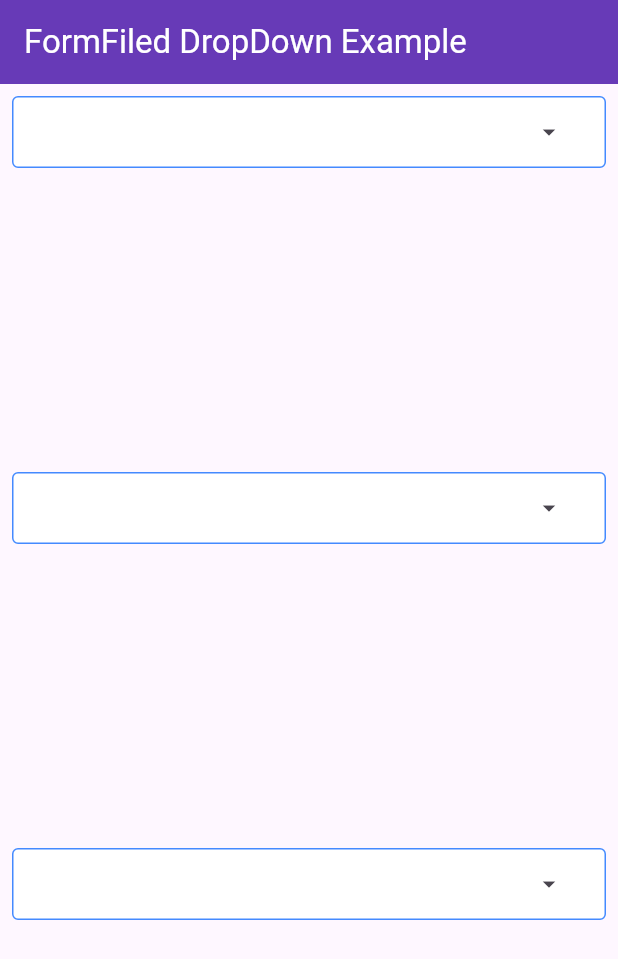
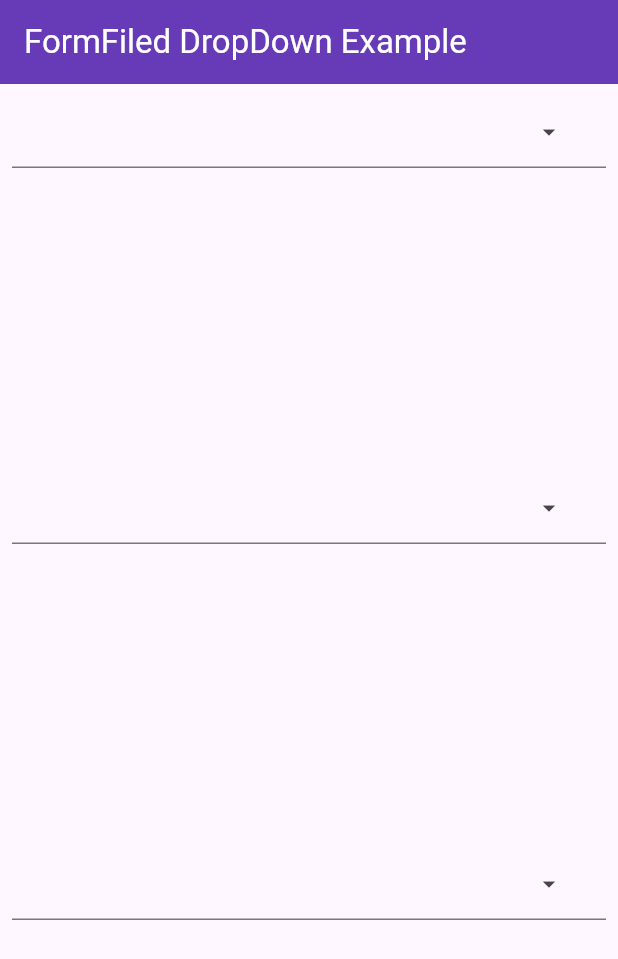
Before and after one commit to sumit-home2904/form_filed_drop_down_plugin, a Flutter app: the screen it shows after launch, on a phone screen of 412 x 824 dp. Shown: the top 959 px of the screen. Run offline on Flutter 3.47's test engine with Material 3 defaults, Android fonts, the phone set to English and light mode, and no system bars.

```diff
--- a/example/lib/main.dart
+++ b/example/lib/main.dart
@@ -190,35 +190,7 @@ class _DropDownClassState extends State<DropDownClass> {
                             ],
                           ),
                         ),
-                        contentPadding: const EdgeInsets.all(10),
-                        errorStyle:const TextStyle(fontSize: 12,color: Colors.red,),
-                        fillColor: Colors.white,
-                        hintStyle: TextStyle(color: Colors.grey.shade800),
-                        filled: true,
-                        focusedBorder: OutlineInputBorder(
-                            borderRadius: BorderRadius.circular(4),
-                            borderSide:  const BorderSide(
-                                color: Colors.blueAccent
-                            )
-                        ),
-                        enabledBorder: OutlineInputBorder(
-                            borderRadius: BorderRadius.circular(4),
-                            borderSide: const BorderSide(
-                                color: Colors.blueAccent
-                            )
-                        ),
-                        errorBorder: OutlineInputBorder(
-                            borderRadius: BorderRadius.circular(4),
-                            borderSide: const BorderSide(
-                                color: Colors.red
-                            )
-                        ),
-                        focusedErrorBorder: OutlineInputBorder(
-                            borderRadius: BorderRadius.circular(4),
-                            borderSide: const BorderSide(
-                                color: Colors.red
-                            )
-                        )
+
                     ),
                     onChanged: (CountryModel? value) {
                       setState(() {
@@ -316,35 +288,6 @@ class _DropDownClassState extends State<DropDownClass> {
                           ],
                         ),
                       ),
-                        contentPadding: const EdgeInsets.all(10),
-                        errorStyle:const TextStyle(fontSize: 12,color: Colors.red,),
-                        fillColor: Colors.white,
-                        hintStyle: TextStyle(color: Colors.grey.shade800),
-                        filled: true,
-                        focusedBorder: OutlineInputBorder(
-                            borderRadius: BorderRadius.circular(4),
-                            borderSide:  const BorderSide(
-                                color: Colors.blueAccent
-                            )
-                        ),
-                        enabledBorder: OutlineInputBorder(
-                            borderRadius: BorderRadius.circular(4),
-                            borderSide: const BorderSide(
-                                color: Colors.blueAccent
-                            )
-                        ),
-                        errorBorder: OutlineInputBorder(
-                            borderRadius: BorderRadius.circular(4),
-                            borderSide: const BorderSide(
-                                color: Colors.red
-                            )
-                        ),
-                        focusedErrorBorder: OutlineInputBorder(
-                            borderRadius: BorderRadius.circular(4),
-                            borderSide: const BorderSide(
-                                color: Colors.red
-                            )
-                        )
                     ),
                     onChanged: (StatesModel? value) {
                       setState(() {
@@ -437,35 +380,6 @@ class _DropDownClassState extends State<DropDownClass> {
                           ],
                         ),
                       ),
-                        contentPadding: const EdgeInsets.all(10),
-                        errorStyle:const TextStyle(fontSize: 12,color: Colors.red,),
-                        fillColor: Colors.white,
-                        hintStyle: TextStyle(color: Colors.grey.shade800),
-                        filled: true,
-                        focusedBorder: OutlineInputBorder(
-                            borderRadius: BorderRadius.circular(4),
-                            borderSide:  const BorderSide(
-                                color: Colors.blueAccent
-                            )
-                        ),
-                        enabledBorder: OutlineInputBorder(
-                            borderRadius: BorderRadius.circular(4),
-                            borderSide: const BorderSide(
-                                color: Colors.blueAccent
-                            )
-                        ),
-                        errorBorder: OutlineInputBorder(
-                            borderRadius: BorderRadius.circular(4),
-                            borderSide: const BorderSide(
-                                color: Colors.red
-                            )
-                        ),
-                        focusedErrorBorder: OutlineInputBorder(
-                            borderRadius: BorderRadius.circular(4),
-                            borderSide: const BorderSide(
-                                color: Colors.red
-                            )
-                        )
                     ),
                     onChanged: (CityModel? value) {
                       setState(() {
--- a/lib/src/OverlayBuilder.dart
+++ b/lib/src/OverlayBuilder.dart
@@ -274,8 +274,8 @@ class _OverlayOutBuilderState<T> extends State<OverlayBuilder<T>> {
   bool isItemSelected(int index) {
     String? selectedValue = selectedItemConvertor(selectedItem)??"";
     String? selectedIndexValue = selectedItemConvertor(widget.item[index]);
-    print("object:---> $selectedValue");
-    print("object 2:---> $selectedIndexValue");
+    // print("object:---> $selectedValue");
+    // print("object 2:---> $selectedIndexValue");
     bool selectedItemValue = false;
     if(selectedItem != null) {
       selectedItemValue = (selectedItem as T) == widget.item[index];
--- a/lib/src/form_filed_drop_down.dart
+++ b/lib/src/form_filed_drop_down.dart
@@ -320,10 +320,13 @@ class _FormFiledDropDownState<T> extends State<FormFiledDropDown<T>> {
         return GestureDetector(
           onTap: () {
             if (selectedItem == null) {
+              // print("object $selectedItem");
               textController.clear();
               if (widget.onSearch != null) {
                 widget.onSearch!("");
               }
+            }else{
+              textController.text =  selectedItemConvertor(listData: widget.initialItem) ?? "";
             }
             widget.controller.hide();
           },
@@ -420,9 +423,9 @@ class _FormFiledDropDownState<T> extends State<FormFiledDropDown<T>> {
   /// drop-down search or text form filed on change function
   onChange(value) async {
     if (value.isEmpty) {
-      selectedItem = null;
-      widget.onChanged(null);
-      onSearchCalled(value);
+      // selectedItem = null;
+      // widget.onChanged(null);
+      onSearchCalled("");
     }else {
       onSearchCalled(value);
     }
```
Lines whose indentation alone changed are shown as unchanged.
